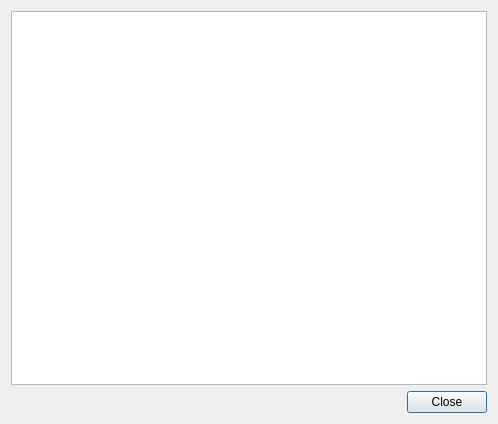
Qt form src/BlameWindow.ui (soramimi/Guitar) before a commit.
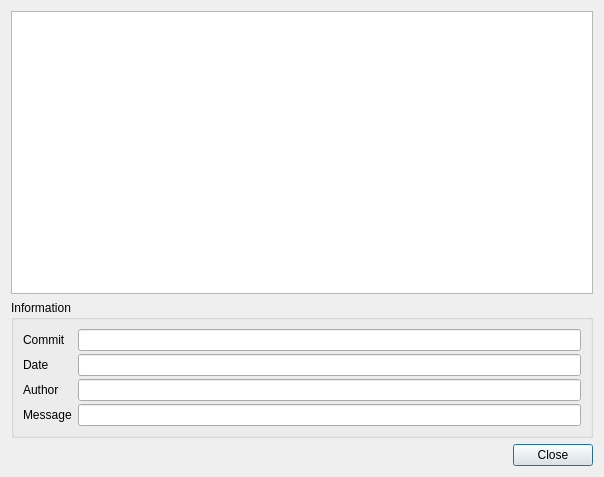
The same form after that commit. Custom widgets are drawn as their Qt base class.

Commit message: BlameWindow改良

```diff
--- a/src/BlameWindow.ui
+++ b/src/BlameWindow.ui
@@ -6,8 +6,8 @@
    <rect>
     <x>0</x>
     <y>0</y>
-    <width>498</width>
-    <height>424</height>
+    <width>604</width>
+    <height>477</height>
    </rect>
   </property>
   <property name="windowTitle">
@@ -36,6 +36,58 @@
      </attribute>
     </widget>
    </item>
+   <item>
+    <widget class="QGroupBox" name="groupBox">
+     <property name="title">
+      <string>Information</string>
+     </property>
+     <layout class="QFormLayout" name="formLayout">
+      <property name="verticalSpacing">
+       <number>3</number>
+      </property>
+      <item row="0" column="0">
+       <widget class="QLabel" name="label">
+        <property name="text">
+         <string>Commit</string>
+        </property>
+       </widget>
+      </item>
+      <item row="0" column="1">
+       <widget class="ReadOnlyLineEdit" name="lineEdit_commit_id"/>
+      </item>
+      <item row="1" column="0">
+       <widget class="QLabel" name="label_2">
+        <property name="text">
+         <string>Date</string>
+        </property>
+       </widget>
+      </item>
+      <item row="1" column="1">
+       <widget class="ReadOnlyLineEdit" name="lineEdit_date"/>
+      </item>
+      <item row="3" column="0">
+       <widget class="QLabel" name="label_3">
+        <property name="text">
+         <string>Message</string>
+        </property>
+       </widget>
+      </item>
+      <item row="3" column="1">
+       <widget class="ReadOnlyLineEdit" name="lineEdit_message"/>
+      </item>
+      <item row="2" column="0">
+       <widget class="QLabel" name="label_4">
+        <property name="text">
+         <string>Author</string>
+        </property>
+       </widget>
+      </item>
+      <item row="2" column="1">
+       <widget class="ReadOnlyLineEdit" name="lineEdit_author"/>
+      </item>
+     </layout>
+    </widget>
+   </item>
    <item>
     <layout class="QHBoxLayout" name="horizontalLayout">
      <item>
@@ -62,6 +114,13 @@
    </item>
   </layout>
  </widget>
+ <customwidgets>
+  <customwidget>
+   <class>ReadOnlyLineEdit</class>
+   <extends>QLineEdit</extends>
+   <header>ReadOnlyLineEdit.h</header>
+  </customwidget>
+ </customwidgets>
  <resources/>
  <connections>
   <connection>
```
Left out of the diff: 3 changed lines with no effect on the pictures. The commit also changes 7 other files.
